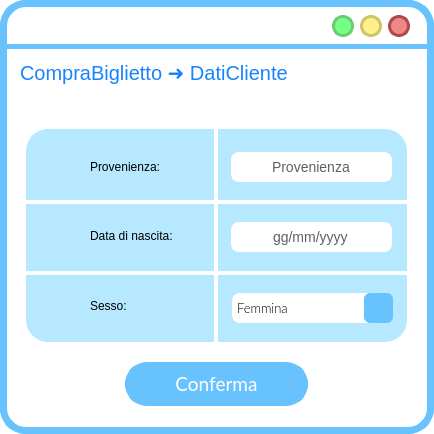
Before: the Qt Designer form ui/InserisciDatiCliente.ui in SbattellaMattia/SoftwareEngineering, drawn with Qt 5.
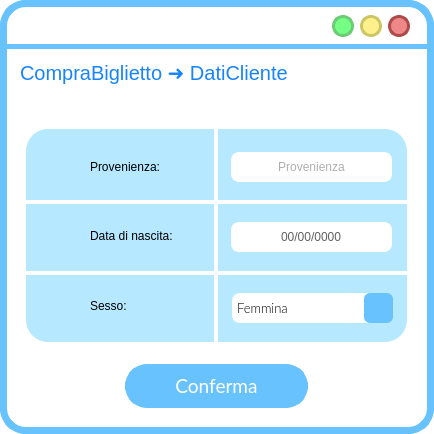
After: the same form once the commit is applied. Icons and pictures are not drawn.

What changed in the file:
```diff
--- a/ui/InserisciDatiCliente.ui
+++ b/ui/InserisciDatiCliente.ui
@@ -23,7 +23,15 @@
 }
 QLabel{
 border-width:0;
-font: 18pt &quot;Lato Light&quot;;
+font: 16pt &quot;Lato Light&quot;;
+}
+QAbstractItemView {
+    border: 3px solid  rgb(104, 194, 253);  
+border-radius:8px;
+  selection-background-color:  rgb(104, 194, 253);
+margin:-2px;
+text-align:center;
+border-width:5;
 }</string>
   </property>
   <widget class="QWidget" name="centralwidget">
@@ -397,20 +405,18 @@
 border-radius: 8px;
 background-color: rgba(255, 255, 255);
 color: rgba(96, 96, 96);
-font-size: 14px;
 text-align: center;
-font-family: Arial;
 border: 2px solid rgba(255, 255, 255);</string>
     </property>
     <property name="text">
+     <string/>
+    </property>
+    <property name="alignment">
+     <set>Qt::AlignCenter</set>
+    </property>
+    <property name="placeholderText">
      <string>Provenienza</string>
     </property>
-    <property name="alignment">
-     <set>Qt::AlignCenter</set>
-    </property>
-    <property name="placeholderText">
-     <string>C1098293</string>
-    </property>
    </widget>
    <widget class="QLabel" name="label_5">
     <property name="geometry">
@@ -661,20 +667,28 @@
 border-radius: 8px;
 background-color: rgba(255, 255, 255);
 color: rgba(96, 96, 96);
-font-size: 14px;
+
 text-align: center;
-font-family: Arial;
 border: 2px solid rgba(255, 255, 255);</string>
     </property>
+    <property name="inputMask">
+     <string>00/00/0000;0</string>
+    </property>
     <property name="text">
+     <string>//</string>
+    </property>
+    <property name="frame">
+     <bool>true</bool>
+    </property>
+    <property name="echoMode">
+     <enum>QLineEdit::Normal</enum>
+    </property>
+    <property name="alignment">
+     <set>Qt::AlignCenter</set>
+    </property>
+    <property name="placeholderText">
      <string>gg/mm/yyyy</string>
     </property>
-    <property name="alignment">
-     <set>Qt::AlignCenter</set>
-    </property>
-    <property name="placeholderText">
-     <string>C1098293</string>
-    </property>
    </widget>
    <widget class="QComboBox" name="sessoComboBox">
     <property name="geometry">
@@ -770,7 +784,7 @@
     <property name="geometry">
      <rect>
       <x>125</x>
-      <y>362</y>
+      <y>364</y>
       <width>183</width>
       <height>44</height>
      </rect>
```
Left out of the diff: 10 changed lines with no effect on the pictures.
